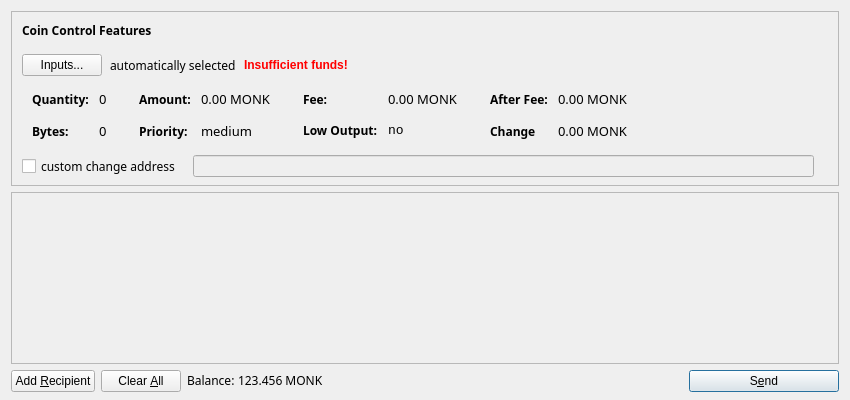
sha-doh/Monkey, file src/qt/forms/sendcoinsdialog.ui: the form before one commit.
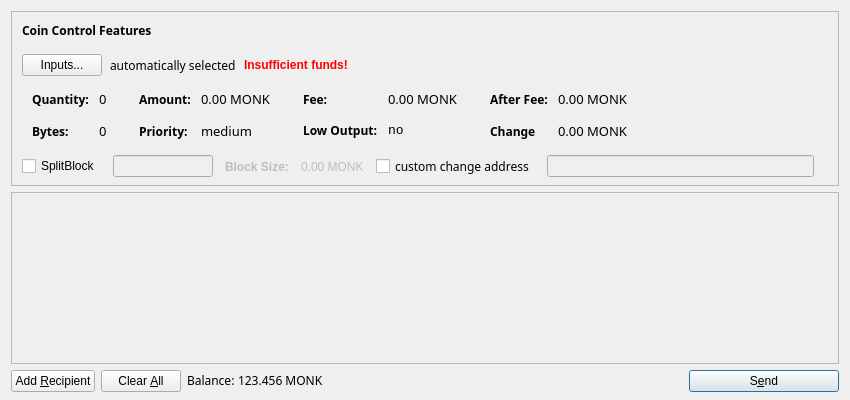
The form after the commit. Icons and pictures are not drawn.

What changed in the file:
```diff
--- a/src/qt/forms/sendcoinsdialog.ui
+++ b/src/qt/forms/sendcoinsdialog.ui
@@ -651,6 +651,58 @@
           <property name="rightMargin">
            <number>5</number>
           </property>
+		  <item>
+            <widget class="QCheckBox" name="splitBlockCheckBox">
+              <property name="text">
+                <string>SplitBlock</string>
+              </property>
+            </widget>
+          </item>
+          <item>
+            <widget class="QLineEdit" name="splitBlockLineEdit">
+              <property name="enabled">
+                <bool>false</bool>
+              </property>
+              <property name="sizePolicy">
+                <sizepolicy hsizetype="Fixed" vsizetype="Fixed">
+                  <horstretch>0</horstretch>
+                  <verstretch>0</verstretch>
+                </sizepolicy>
+              </property>
+              <property name="maximumSize">
+                <size>
+                  <width>100</width>
+                  <height>16777215</height>
+                </size>
+              </property>
+            </widget>
+          </item>
+          <item>
+            <widget class="QLabel" name="labelBlockSizeText">
+              <property name="enabled">
+                <bool>false</bool>
+              </property>
+              <property name="font">
+                <font>
+                  <weight>75</weight>
+                  <bold>true</bold>
+                </font>
+              </property>
+              <property name="text">
+                <string>Block Size:</string>
+              </property>
+            </widget>
+          </item>
+          <item>
+            <widget class="QLabel" name="labelBlockSize">
+              <property name="enabled">
+                <bool>false</bool>
+              </property>
+              <property name="text">
+                <string>0.00 MONK</string>
+              </property>
+            </widget>
+          </item>
           <item>
            <widget class="QCheckBox" name="checkBoxCoinControlChange">
             <property name="font">
```
